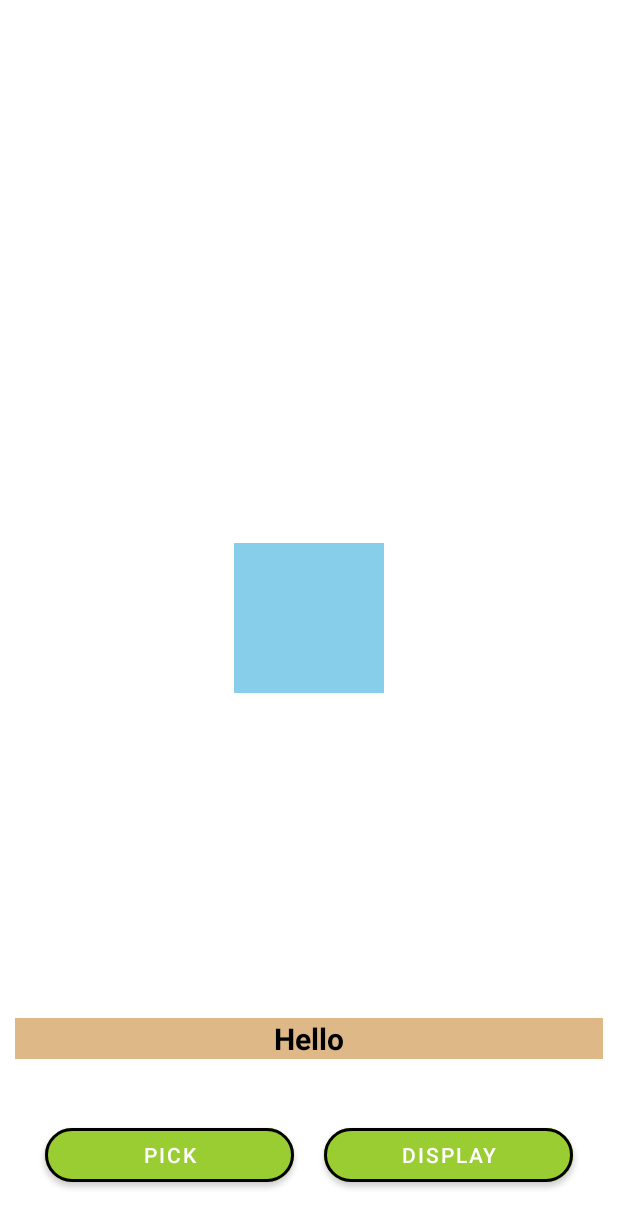
After one commit to uditjain100/FireCamera, an Android app: the PickAndDisplayActivity screen opened directly, with no data from a screen before it, on a phone screen of 412 x 824 dp. The commit adds this screen. Shown: the top 1228 px of the screen. Run offline under Robolectric (Android 15) with nearby library versions, the phone set to English and light mode, and no system bars.

Commit message:
Pick And Display

```diff
--- a/app/src/main/AndroidManifest.xml
+++ b/app/src/main/AndroidManifest.xml
@@ -18,6 +18,7 @@
         android:roundIcon="@drawable/ic_baseline_camera_24"
         android:supportsRtl="true"
         android:theme="@style/AppTheme">
+        <activity android:name=".PickAndDisplayActivity"></activity>
         <activity android:name=".FaceActivity">
             <meta-data
                 android:name="com.google.firebase.ml.vision.DEPENDENCIES"
--- a/app/src/main/java/udit/programmer/co/firecamera/MainActivity.kt
+++ b/app/src/main/java/udit/programmer/co/firecamera/MainActivity.kt
@@ -39,6 +39,10 @@ class MainActivity : AppCompatActivity() {
             startActivity(Intent(this, FaceActivity::class.java))
         }
 
+        pad_btn.setOnClickListener {
+            startActivity(Intent(this, PickAndDisplayActivity::class.java))
+        }
+
     }
 
 }
--- /dev/null
+++ b/app/src/main/java/udit/programmer/co/firecamera/PickAndDisplayActivity.kt
@@ -0,0 +1,30 @@
+package udit.programmer.co.firecamera
+
+import android.app.Activity
+import android.content.Intent
+import androidx.appcompat.app.AppCompatActivity
+import android.os.Bundle
+import kotlinx.android.synthetic.main.activity_pick_and_display.*
+import kotlinx.android.synthetic.main.activity_pick_and_display.image_display
+import kotlinx.android.synthetic.main.activity_text_recognizer.*
+
+class PickAndDisplayActivity : AppCompatActivity() {
+    override fun onCreate(savedInstanceState: Bundle?) {
+        super.onCreate(savedInstanceState)
+        setContentView(R.layout.activity_pick_and_display)
+
+        pad_pick_btn.setOnClickListener {
+            startActivityForResult(Intent(Intent.ACTION_PICK), 12345)
+        }
+
+    }
+
+    override fun onActivityResult(requestCode: Int, resultCode: Int, data: Intent?) {
+        super.onActivityResult(requestCode, resultCode, data)
+        if (resultCode == Activity.RESULT_OK && requestCode == 12345) {
+            pad_display_btn.setOnClickListener {
+                image_display.setImageURI(data!!.data!!)
+            }
+        }
+    }
+}
--- a/app/src/main/res/layout/activity_main.xml
+++ b/app/src/main/res/layout/activity_main.xml
@@ -112,5 +112,20 @@
         app:strokeColor="@color/Black"
         app:strokeWidth="2dp" />
 
+    <com.google.android.material.button.MaterialButton
+        android:id="@+id/pad_btn"
+        android:layout_width="wrap_content"
+        android:layout_height="wrap_content"
+        android:layout_below="@id/image_labelling_btn"
+        android:layout_centerInParent="true"
+        android:layout_margin="10dp"
+        android:backgroundTint="@color/YellowGreen"
+        android:gravity="center"
+        android:text="PAD"
+        app:cornerRadius="40dp"
+        app:rippleColor="@color/Yellow"
+        app:strokeColor="@color/Black"
+        app:strokeWidth="2dp" />
+
 
 </RelativeLayout>
--- /dev/null
+++ b/app/src/main/res/layout/activity_pick_and_display.xml
@@ -0,0 +1,69 @@
+<?xml version="1.0" encoding="utf-8"?>
+<RelativeLayout xmlns:android="http://schemas.android.com/apk/res/android"
+    xmlns:app="http://schemas.android.com/apk/res-auto"
+    xmlns:tools="http://schemas.android.com/tools"
+    android:layout_width="match_parent"
+    android:layout_height="match_parent"
+    tools:context=".PickAndDisplayActivity">
+
+    <ImageView
+        android:id="@+id/image_display"
+        android:layout_width="100dp"
+        android:layout_height="100dp"
+        android:layout_centerInParent="true"
+        android:layout_margin="25dp"
+        android:background="@color/SkyBlue" />
+
+    <com.google.android.material.textview.MaterialTextView
+        android:id="@+id/image_name_tv"
+        android:layout_width="match_parent"
+        android:layout_height="wrap_content"
+        android:layout_above="@id/btn_layout"
+        android:layout_margin="10dp"
+        android:background="@color/BurlyWood"
+        android:text="Hello"
+        android:textAlignment="center"
+        android:textColor="@color/Black"
+        android:textSize="20dp"
+        android:textStyle="bold" />
+
+    <LinearLayout
+        android:id="@+id/btn_layout"
+        android:layout_width="match_parent"
+        android:layout_height="wrap_content"
+        android:layout_alignParentBottom="true"
+        android:layout_margin="20dp"
+        android:weightSum="2">
+
+        <com.google.android.material.button.MaterialButton
+            android:id="@+id/pad_pick_btn"
+            android:layout_width="0dp"
+            android:layout_height="wrap_content"
+            android:layout_margin="10dp"
+            android:layout_weight="1"
+            android:backgroundTint="@color/YellowGreen"
+            android:gravity="center"
+            android:text="Pick"
+            app:cornerRadius="40dp"
+            app:rippleColor="@color/Yellow"
+            app:strokeColor="@color/Black"
+            app:strokeWidth="2dp" />
+
+        <com.google.android.material.button.MaterialButton
+            android:id="@+id/pad_display_btn"
+            android:layout_width="0dp"
+            android:layout_height="wrap_content"
+            android:layout_margin="10dp"
+            android:layout_weight="1"
+            android:backgroundTint="@color/YellowGreen"
+            android:gravity="center"
+            android:text="Display"
+            app:cornerRadius="40dp"
+            app:rippleColor="@color/Yellow"
+            app:strokeColor="@color/Black"
+            app:strokeWidth="2dp" />
+
+    </LinearLayout>
+
+
+</RelativeLayout>
```
